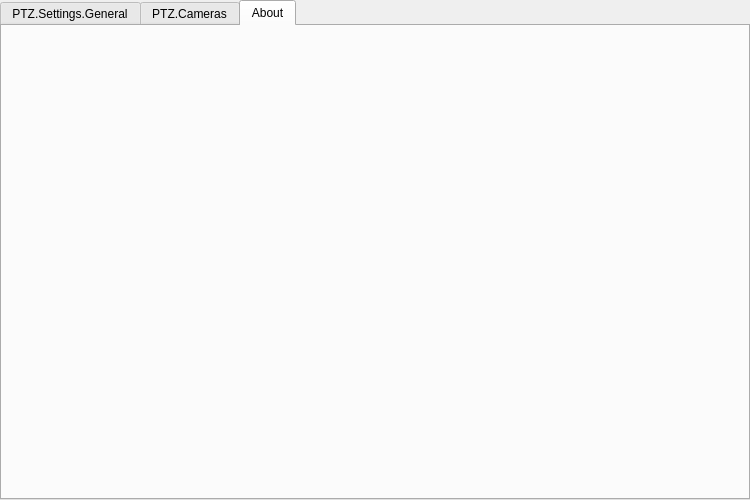
Qt form src/settings.ui (glikely/obs-ptz) before a commit.
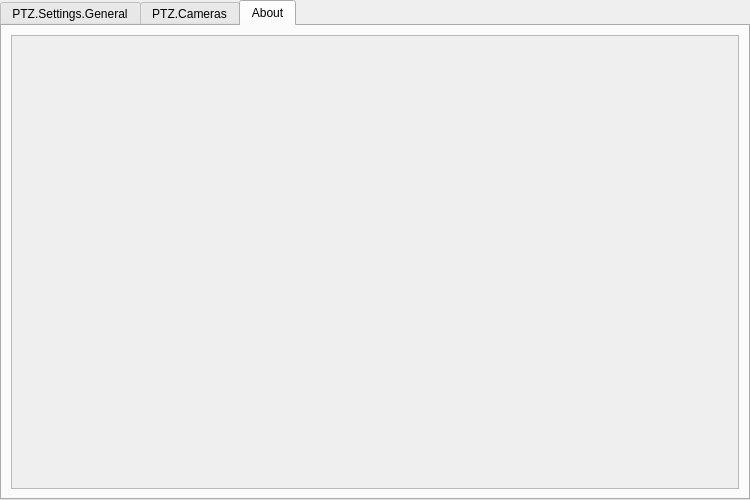
The same form after that commit. The open tabs and pages were chosen to show the change. Custom widgets are drawn as their Qt base class.

Commit message:
settings: Put the About tab in a scroll area
The translator list grows with every new contributor and the About tab's
label could not scroll, so a long list was clipped. Wrap the label in a
scroll area and let it word-wrap to the tab width.

```diff
--- a/src/settings.ui
+++ b/src/settings.ui
@@ -523,6 +523,13 @@
       </attribute>
       <layout class="QVBoxLayout" name="verticalLayout_2">
        <item>
+        <widget class="QScrollArea" name="aboutScrollArea">
+         <property name="widgetResizable">
+          <bool>true</bool>
+         </property>
+         <widget class="QWidget" name="aboutScrollContents">
+          <layout class="QVBoxLayout" name="aboutScrollLayout">
+           <item>
         <widget class="QLabel" name="versionLabel">
          <property name="sizePolicy">
           <sizepolicy hsizetype="Preferred" vsizetype="Minimum">
@@ -533,9 +540,16 @@
          <property name="alignment">
           <set>Qt::AlignmentFlag::AlignLeading|Qt::AlignmentFlag::AlignLeft|Qt::AlignmentFlag::AlignTop</set>
          </property>
+             <property name="wordWrap">
+              <bool>true</bool>
+             </property>
          <property name="openExternalLinks">
           <bool>true</bool>
          </property>
+            </widget>
+           </item>
+          </layout>
+         </widget>
         </widget>
        </item>
       </layout>
```
Lines whose indentation alone changed are shown as unchanged.
